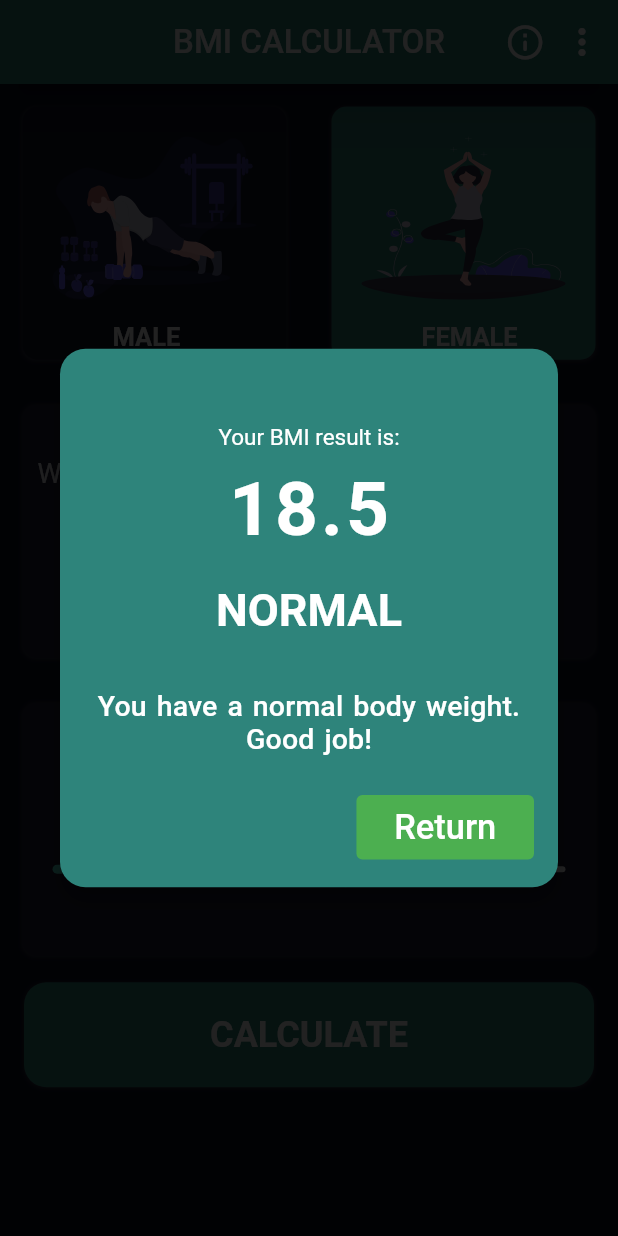
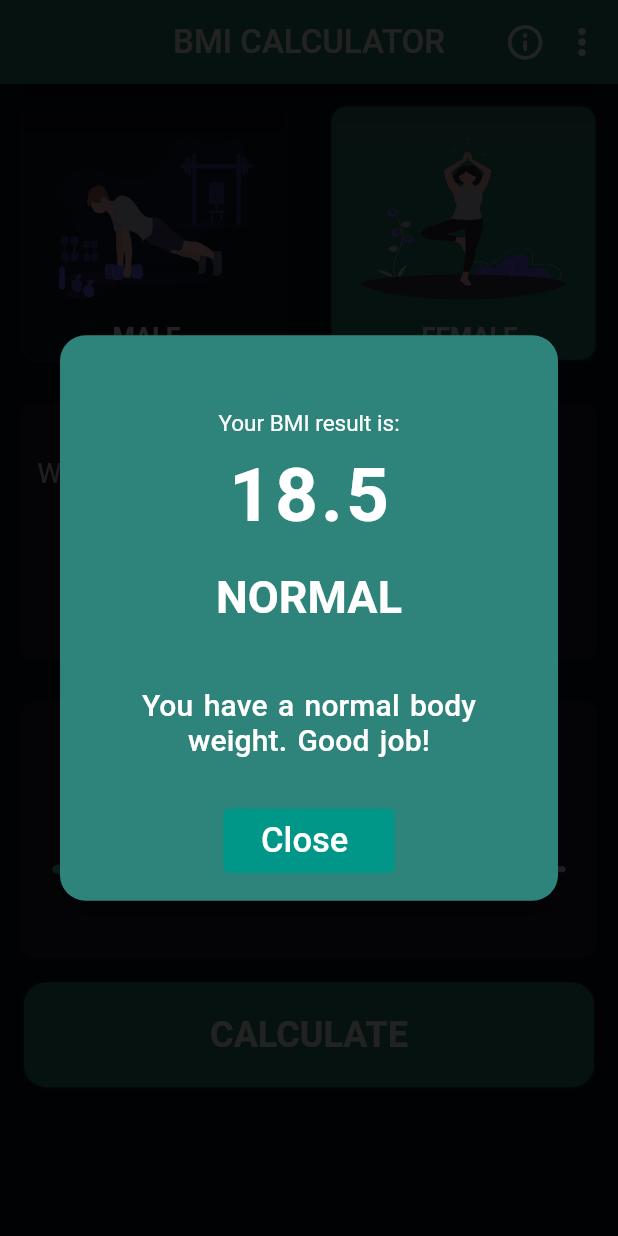
Before and after one commit to samievghayrat/https---github.com-samievghayrat-BMI-CALCULATOR, a Flutter app: the InputPage screen opened directly, after a tap on "CALCULATE", on a phone screen of 412 x 824 dp. Run offline on Flutter 3.47's test engine with Material 2 defaults, Android fonts, the phone set to English and light mode, and no system bars; drawn by our look-alikes of google_mobile_ads; our stand-ins replace flutter_svg, font_awesome_flutter.

```diff
--- a/lib/ad_Helper.dart
+++ b/lib/ad_Helper.dart
@@ -1,14 +1,14 @@
-  // ignore: file_names
-// ignore: file_names
 import 'dart:io';
 
 class AdHelper {
   static String get bannerAdUnitId {
     if (Platform.isAndroid) {
       return 'ca-app-pub-3940256099942544/6300978111';
-    } else if (Platform.isIOS) {
-      return 'ca-app-pub-3940256099942544/2934735716';
-    } else {
+    }
+    // else if (Platform.isIOS) {
+    //   return 'ca-app-pub-3940256099942544/2934735716';
+    // }
+    else {
       throw UnsupportedError('Unsupported platform');
     }
   }
--- a/lib/banner.dart
+++ b/lib/banner.dart
@@ -29,6 +29,7 @@ class _Banner_AdState extends State<Banner_Ad> {
       listener: BannerAdListener(
         onAdLoaded: (_) {
           setState(() {
+
           });
         },
         onAdFailedToLoad: (ad, err) {
--- a/lib/bottom_bottom.dart
+++ b/lib/bottom_bottom.dart
@@ -2,7 +2,7 @@ import 'package:bmi_calculator/constants.dart';
 import 'package:flutter/material.dart';
 
 class BottomButton extends StatelessWidget {
-  BottomButton({required this.onTap, required this.buttonTitle});
+  const BottomButton({Key? key, required this.onTap, required this.buttonTitle}) : super(key: key);
 
   final Function onTap;
   final String buttonTitle;
--- a/lib/icon_content.dart
+++ b/lib/icon_content.dart
@@ -2,7 +2,8 @@ import 'package:bmi_calculator/constants.dart';
 import 'package:flutter/material.dart';
 
 class IconContent extends StatelessWidget {
-  IconContent({required this.icon, required this.label});
+  // ignore: use_key_in_widget_constructors
+  const IconContent({required this.icon, required this.label});
 
   final IconData icon;
   final String label;
--- a/lib/input_page.dart
+++ b/lib/input_page.dart
@@ -69,7 +69,7 @@ class _InputPageState extends State<InputPage> {
   @override
   Widget build(BuildContext context) {
     return Scaffold(
-      bottomNavigationBar: const Banner_Ad(),
+    //  bottomNavigationBar: const Banner_Ad(),
       extendBody: true,
       appBar: AppBar(
         actions: [
@@ -399,7 +399,8 @@ class _InputPageState extends State<InputPage> {
                       overlayColor: const Color(0xFF6B7675),
                       thumbShape:
                           const RoundSliderThumbShape(enabledThumbRadius: 12),
-                      overlayShape: RoundSliderOverlayShape(overlayRadius: 20),
+                      overlayShape:
+                          const RoundSliderOverlayShape(overlayRadius: 20),
                     ),
                     child: Slider(
                       value: height.toDouble(),
@@ -463,7 +464,8 @@ class _InputPageState extends State<InputPage> {
                         color: Colors.white.withOpacity(0.1),
                         spreadRadius: 0.5,
                         blurRadius: 1,
-                        offset: Offset(0, 0.5), // changes position of shadow
+                        offset:
+                            const Offset(0, 0.5), // changes position of shadow
                       ),
                     ],
                     color: kActiveCardColour_gender),
--- a/lib/main.dart
+++ b/lib/main.dart
@@ -1,6 +1,6 @@
 // ignore_for_file: use_key_in_widget_constructors
 
-import 'package:bmi_calculator/splash_screen.dart';
+import 'package:bmi_calculator/input_page.dart';
 import 'package:flutter/material.dart';
 import 'package:flutter/services.dart';
 
@@ -20,7 +20,7 @@ class MyApp extends StatelessWidget {
         primaryColor: const Color(0xFF0A0E21),
         scaffoldBackgroundColor: const Color(0xFF0A0E21),
       ),
-      home: SplashScreen(),
+      home: InputPage(),
     );
   }
 }
--- a/lib/result_page.dart
+++ b/lib/result_page.dart
@@ -1,6 +1,4 @@
-// ignore_for_file: unnecessary_string_interpolations
-
-import 'dart:io';
+// ignore_for_file: unnecessary_string_interpolations, duplicate_ignore
 
 import 'package:bmi_calculator/constants.dart';
 import 'package:bmi_calculator/information.dart';
@@ -106,6 +104,7 @@ class _ResultsPageState extends State<ResultsPage> {
 }
 
 class CustomDialog extends StatefulWidget {
+  // ignore: use_key_in_widget_constructors
   const CustomDialog(
       {required this.interpretation,
       required this.bmiResult,
@@ -130,9 +129,8 @@ class _CustomDialogState extends State<CustomDialog> {
 
   _createInterstitialAd() {
     InterstitialAd.load(
-      adUnitId: Platform.isAndroid
-          ? 'ca-app-pub-3940256099942544/1033173712'
-          : 'ca-app-pub-3940256099942544/4411468910', // test ad ids for different platforms
+      adUnitId: 'ca-app-pub-3940256099942544/1033173712'
+          , // test ad ids for different platforms
       request: const AdRequest(),
       adLoadCallback: InterstitialAdLoadCallback(
         // if ad fails to load
@@ -144,7 +142,7 @@ class _CustomDialogState extends State<CustomDialog> {
         onAdLoaded: (InterstitialAd ad) {
           setState(
             () {
-              this.myInterstitial = ad; // set the ad equal to the current ad
+              myInterstitial = ad; // set the ad equal to the current ad
             },
           );
         },
@@ -208,7 +206,7 @@ class _CustomDialogState extends State<CustomDialog> {
             style:
                 TextStyle(wordSpacing: 0.1, letterSpacing: 0.0, fontSize: 15),
           ),
-          SizedBox(height: 10),
+          const SizedBox(height: 10),
           Text(
             widget.bmiResult,
             style: const TextStyle(
@@ -234,30 +232,33 @@ class _CustomDialogState extends State<CustomDialog> {
             height: 35,
           ),
           SingleChildScrollView(
-            // ignore: duplicate_ignore
+            // ignore: duplicate_ignore, duplicate_ignore, duplicate_ignore
+            child: Padding(
+              padding: const EdgeInsets.all(8.0),
               child: Text(
                 // ignore: unnecessary_string_interpolations
                 "${widget.interpretation}",
-              style: const TextStyle(
+                style: TextStyle(
                     wordSpacing: 1.75,
-                  fontSize: 19.0,
+                    fontSize: 20.0,
                     letterSpacing: 0.1,
                     fontWeight: FontWeight.w500,
                     color: Colors.white),
                 textAlign: TextAlign.center,
               ),
             ),
+          ),
           const SizedBox(height: 24.0),
           Align(
-            alignment: Alignment.bottomRight,
+            alignment: Alignment.center,
             child: TextButton(
               style: ButtonStyle(
-                backgroundColor: MaterialStateProperty.all<Color>(Colors.green),
+                backgroundColor: MaterialStateProperty.all<Color>(Colors.teal),
               ),
               onPressed: () {
-                _showInterstitialAd();
+                Navigator.pop(context);;
               },
-              child: const Text("   Return   ",
+              child: const Text("   Close    ",
                   style: TextStyle(fontSize: 23.0, color: Colors.white)),
             ),
           )
--- a/pubspec.yaml
+++ b/pubspec.yaml
@@ -15,7 +15,7 @@ publish_to: 'none' # Remove this line if you wish to publish to pub.dev
 # In iOS, build-name is used as CFBundleShortVersionString while build-number used as CFBundleVersion.
 # Read more about iOS versioning at
 # https://developer.apple.com/library/archive/documentation/General/Reference/InfoPlistKeyReference/Articles/CoreFoundationKeys.html
-version: 1.0.0+1
+version: 1.0.0+3
 
 environment:
   sdk: ">=2.12.0 <3.0.0"
@@ -67,6 +67,7 @@ flutter:
   # the material Icons class.
   uses-material-design: true
   assets:
+
     - assets/bg.svg
     - assets/gym_girl.svg
     - assets/gym_boy.svg
```
Also changed, not shown: lib/constants.dart (+1 -59 lines), lib/interstitialAds.dart (+10 -3 lines), lib/splash_screen.dart (+3 -5 lines), pubspec.lock, 5 other files. Lines whose indentation alone changed are shown as unchanged.
